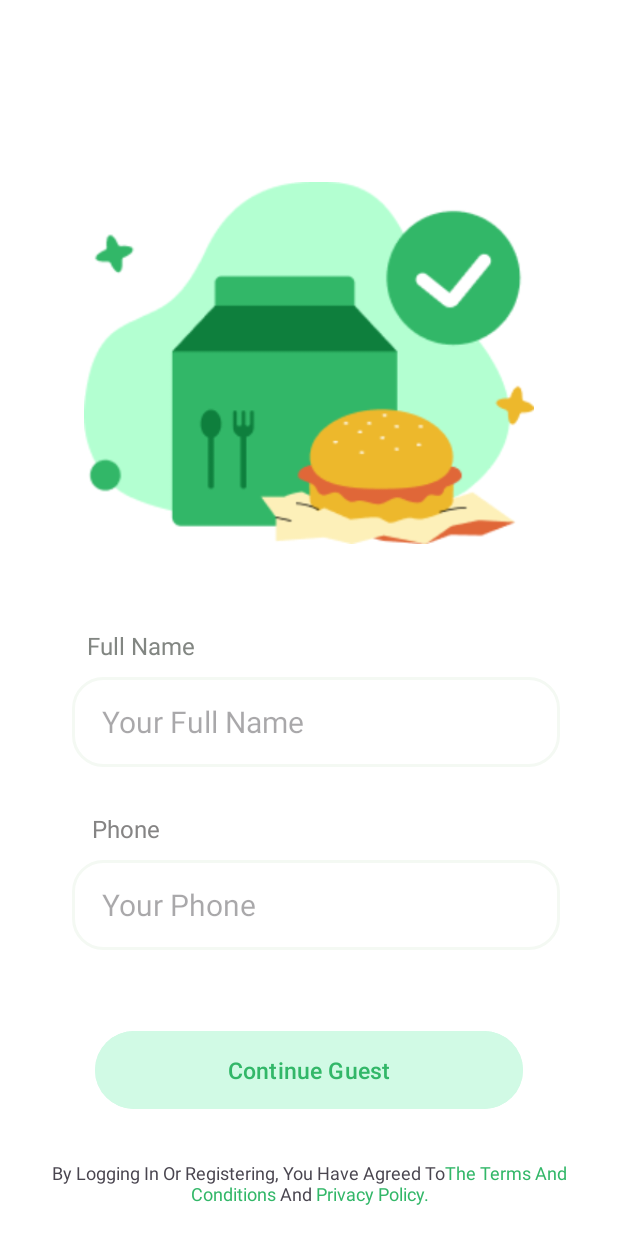
After one commit to ReservationRestautant/ReservationRestautantApp, an Android app: the GuestInfoActivity screen opened directly, with no data from a screen before it, on a phone screen of 412 x 824 dp. The commit adds this screen. Run offline under Robolectric (Android 15) with nearby library versions, the phone set to English and light mode, and no system bars.

Commit message:
welcome and guest get info screen

```diff
--- /dev/null
+++ b/app/src/main/java/com/swd392/reservationrestautantapp/GuestInfoActivity.java
@@ -0,0 +1,32 @@
+package com.swd392.reservationrestautantapp;
+
+import androidx.appcompat.app.AppCompatActivity;
+
+import android.os.Bundle;
+import android.view.View;
+import android.widget.Button;
+import android.widget.EditText;
+
+public class GuestInfoActivity extends AppCompatActivity {
+
+    EditText guestFullname, guestPhone;
+
+    Button conGuest_btn;
+
+    @Override
+    protected void onCreate(Bundle savedInstanceState) {
+        super.onCreate(savedInstanceState);
+        setContentView(R.layout.activity_guest_info);
+
+        guestFullname = findViewById(R.id.editTextFullName);
+        guestPhone = findViewById(R.id.editTextGuestPhone);
+        conGuest_btn = findViewById(R.id.conGuestButton);
+
+        conGuest_btn.setOnClickListener(new View.OnClickListener() {
+            @Override
+            public void onClick(View v) {
+
+            }
+        });
+    }
+}
--- a/app/src/main/java/com/swd392/reservationrestautantapp/LoginActivity.java
+++ b/app/src/main/java/com/swd392/reservationrestautantapp/LoginActivity.java
@@ -16,6 +16,8 @@ public class LoginActivity extends AppCompatActivity {
         super.onCreate(savedInstanceState);
         setContentView(R.layout.activity_login);
 
+        signupbtn = findViewById(R.id.signupButton);
+
         signupbtn.setOnClickListener(new View.OnClickListener() {
             @Override
             public void onClick(View v) {
--- /dev/null
+++ b/app/src/main/res/layout/activity_guest_info.xml
@@ -0,0 +1,96 @@
+<?xml version="1.0" encoding="utf-8"?>
+<ScrollView xmlns:android="http://schemas.android.com/apk/res/android"
+    xmlns:app="http://schemas.android.com/apk/res-auto"
+    xmlns:tools="http://schemas.android.com/tools"
+    android:layout_width="match_parent"
+    android:layout_height="match_parent"
+    android:orientation="vertical"
+    android:background="@color/white"
+    tools:context=".LoginActivity">
+
+    <RelativeLayout
+        android:layout_width="match_parent"
+        android:layout_height="match_parent">
+
+        <ImageView
+            android:id="@+id/guestInfoImg"
+            android:layout_width="300dp"
+            android:layout_height="284dp"
+            android:layout_centerHorizontal="true"
+            android:layout_marginTop="100dp"
+            app:srcCompat="@drawable/welcome_img"/>
+
+        <TextView
+            android:id="@+id/textGuestFullname"
+            android:layout_width="wrap_content"
+            android:layout_height="wrap_content"
+            android:layout_below="@+id/guestInfoImg"
+            android:layout_marginLeft="58dp"
+            android:layout_marginTop="35dp"
+            android:text="Full Name"
+            android:textSize="16dp"
+            android:textColor="@color/grey" />
+
+        <EditText
+            android:id="@+id/editTextFullName"
+            android:layout_width="325dp"
+            android:layout_height="60dp"
+            android:layout_marginLeft="48dp"
+            android:layout_marginTop="10dp"
+            android:inputType="textEmailAddress"
+            android:hint="Your Full Name"
+            android:textSize="20dp"
+            android:background="@drawable/inputtext_bg"
+            android:paddingLeft="20dp"
+            android:layout_below="@+id/textGuestFullname"/>
+
+        <TextView
+            android:id="@+id/textGuestPhone"
+            android:layout_width="wrap_content"
+            android:layout_height="wrap_content"
+            android:layout_below="@+id/editTextFullName"
+            android:layout_marginLeft="61dp"
+            android:layout_marginTop="30dp"
+            android:text="Phone"
+            android:textSize="16dp"
+            android:textColor="#858484"/>
+
+        <EditText
+            android:id="@+id/editTextGuestPhone"
+            android:layout_width="325dp"
+            android:layout_height="60dp"
+            android:layout_marginLeft="48dp"
+            android:layout_marginTop="10dp"
+            android:hint="Your Phone"
+            android:textSize="20dp"
+            android:background="@drawable/inputtext_bg"
+            android:paddingLeft="20dp"
+            android:layout_below="@+id/textGuestPhone"/>
+
+        <Button
+            android:id="@+id/conGuestButton"
+            android:layout_width="285dp"
+            android:layout_height="60dp"
+            android:layout_below="@+id/editTextGuestPhone"
+            android:layout_centerHorizontal="true"
+            android:layout_marginTop="50dp"
+            android:backgroundTint="@color/inside_cucumber_green"
+            android:textColor="@color/aqua_seaweed_green"
+            android:text="Continue Guest"
+            android:textSize="15sp"/>
+
+        <TextView
+            android:id="@+id/termPolicyText"
+            android:layout_width="match_parent"
+            android:layout_height="wrap_content"
+            android:text="@string/term_policy"
+            android:layout_below="@+id/conGuestButton"
+            android:layout_marginTop="30dp"
+            android:gravity="center_horizontal"
+            android:textSize="12dp"/>
+
+
+    </RelativeLayout>
+
+
+</ScrollView>
--- a/app/src/main/res/values/colors.xml
+++ b/app/src/main/res/values/colors.xml
@@ -6,4 +6,6 @@
     <color name="green_light_forest">#91C789</color>
     <color name="white_grey">#F4F9F3</color>
     <color name="grey">#828682</color>
+    <color name="grey_blur">#4B5563</color>
+    <color name="inside_cucumber_green">#D1FAE5</color>
 </resources>
--- a/app/src/main/res/values/strings.xml
+++ b/app/src/main/res/values/strings.xml
@@ -1,3 +1,4 @@
 <resources>
     <string name="app_name">ReservationRestautantApp</string>
+    <string name="term_policy">By Logging In Or Registering, You Have Agreed To<font color="#32B768">The Terms And\nConditions</font> And<font color="#32B768"> Privacy Policy.</font></string>
 </resources>
```
Also changed, not shown: app/src/main/AndroidManifest.xml (+7 -1 lines), app/src/main/java/com/swd392/reservationrestautantapp/WelcomeActivity.java (added, +43 -0 lines), app/src/main/res/layout/activity_login.xml (+8 -2 lines), app/src/main/res/layout/activity_register.xml (+7 -1 lines), app/src/main/res/layout/activity_welcome.xml (added, +94 -0 lines), app/src/main/res/drawable/welcome_img.png (added).
